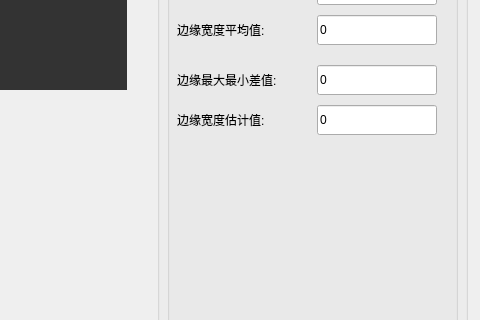
Qt form glassDetect/res/glassdetectdlg.ui (Arvin-He/projects) before a commit; both pictures show x 373 to 853 and y 310 to 630 of the 853 by 738 pixel window.
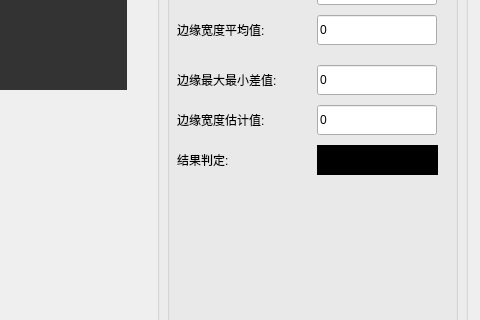
The same form after that commit.

Patch:
```diff
--- a/glassDetect/res/glassdetectdlg.ui
+++ b/glassDetect/res/glassdetectdlg.ui
@@ -275,6 +275,36 @@
       <string>边缘宽度估计值:</string>
      </property>
     </widget>
+    <widget class="QLabel" name="label_13">
+     <property name="geometry">
+      <rect>
+       <x>10</x>
+       <y>240</y>
+       <width>110</width>
+       <height>30</height>
+      </rect>
+     </property>
+     <property name="text">
+      <string>结果判定:</string>
+     </property>
+    </widget>
+    <widget class="QLabel" name="resultLabel">
+     <property name="geometry">
+      <rect>
+       <x>150</x>
+       <y>240</y>
+       <width>121</width>
+       <height>30</height>
+      </rect>
+     </property>
+     <property name="styleSheet">
+      <string notr="true">background-color: rgb(0, 0, 0);
+font: 75 12pt &quot;green&quot; &quot;宋体&quot;;</string>
+     </property>
+     <property name="text">
+      <string>11</string>
+     </property>
+    </widget>
    </widget>
    <widget class="QLabel" name="label_12">
     <property name="geometry">
```
